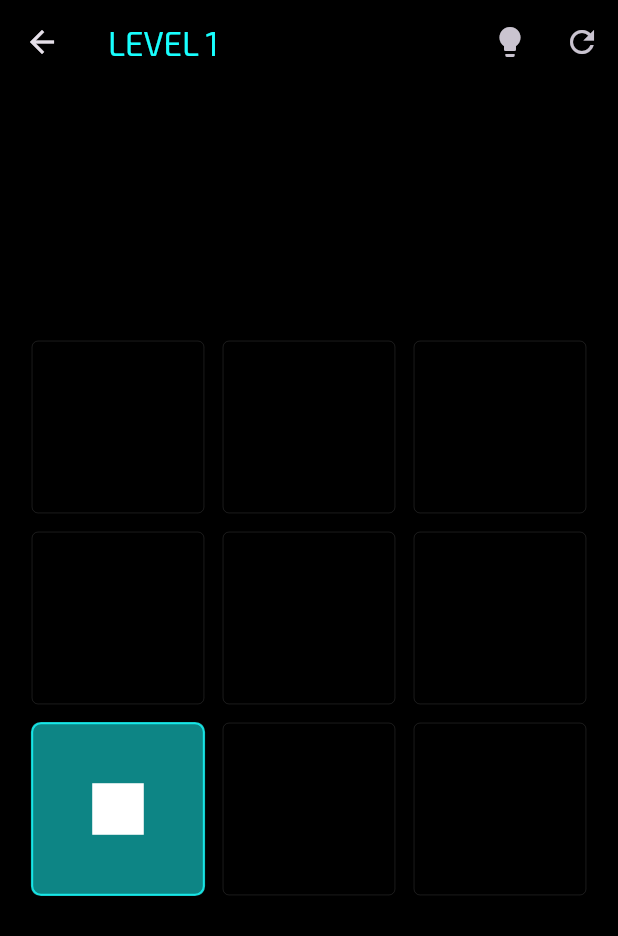
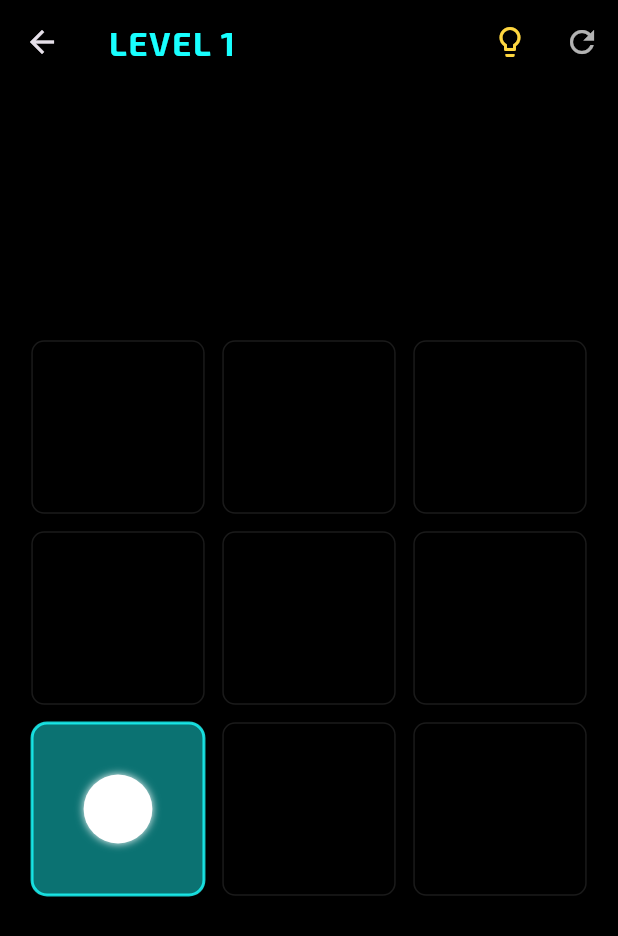
Before and after one commit to GamerArnabXYZ/Glow-Path-Puzzle, a Flutter app: the LevelSelectScreen screen opened directly, after a tap on an icon or button, on a phone screen of 412 x 824 dp. Shown: the top 936 px of the screen. Run offline on Flutter 3.47's test engine with Material 3 defaults, Android fonts, the phone set to English and light mode, and no system bars; drawn by our look-alikes of flutter_animate; our stand-ins replace google_fonts, shared_preferences; accounts and stored records are empty; statements that could not run were skipped.

Commit message:
feat: implement Portals mechanic and advanced visual polish

```diff
--- a/lib/game.dart
+++ b/lib/game.dart
@@ -30,7 +30,7 @@ class _GS extends State<GameScreen> {
 
   void _hintLogic() async {
     if(_hints<=0) return;
-    List<int>? sol = Solver.solve(_d.rows,_d.cols,_path.last,_path.toSet(),_d.gaps,(_d.rows*_d.cols)-_d.gaps.length);
+    List<int>? sol = Solver.solve(_d.rows,_d.cols,_path.last,_path.toSet(),_d.gaps,(_d.rows*_d.cols)-_d.gaps.length, _d.portals);
     if(sol!=null && sol.length > _path.length){
       setState(() { _path.add(sol[_path.length]); _hints--; GameStorage.useHint(); });
       if(_path.length==((_d.rows*_d.cols)-_d.gaps.length)) _done();
@@ -65,7 +65,10 @@ class _GS extends State<GameScreen> {
     if(_d.gaps.contains(id)) return;
     if(_path.length>1 && id==_path[_path.length-2]) { setState(()=>_path.removeLast()); return; }
     if(id==_path.last||_path.contains(id))return;
-    if(((id~/_d.cols)-(_path.last~/_d.cols)).abs()+((id%_d.cols)-(_path.last%_d.cols)).abs()==1){
+
+    // Check neighbors including portals
+    var neighbors = LevelGenerator.getNeighbors(_path.last, _d.rows, _d.cols, portals: _d.portals);
+    if(neighbors.contains(id)){
       setState((){ _path.add(id); if(_path.length==(_d.rows*_d.cols)-_d.gaps.length)_done(); });
     }
   }
@@ -87,13 +90,16 @@ class _GS extends State<GameScreen> {
 
   @override Widget build(BuildContext context) {
     return Scaffold(
-      appBar: AppBar(backgroundColor:Colors.transparent, elevation:0, title:Text(_dang?"BOSS":"LEVEL ${widget.idx+1}", style:TextStyle(color:_d.color)),
-        actions: [ IconButton(icon:const Icon(Icons.lightbulb),onPressed:_hintLogic), IconButton(icon:const Icon(Icons.refresh),onPressed:()=>setState(()=>_path=[_d.start])) ]
+      appBar: AppBar(backgroundColor:Colors.transparent, elevation:0, title:Text(_dang?"BOSS":"LEVEL ${widget.idx+1}", style:TextStyle(color:_d.color, fontWeight: FontWeight.bold, letterSpacing: 1.2)),
+        actions: [
+          IconButton(icon:const Icon(Icons.lightbulb_outline, color: Colors.amberAccent),onPressed:_hintLogic),
+          IconButton(icon:const Icon(Icons.refresh, color: Colors.white70),onPressed:()=>setState(()=>_path=[_d.start]))
+        ]
       ),
       extendBodyBehindAppBar:true,
       body:Stack(children:[
-        Container(color:Colors.black),
-        if(_trans) Center(child: Text("STAGE CLEAR!", style:GoogleFonts.orbitron(fontSize:28, color:Colors.greenAccent))),
+        Container(color:Colors.black).animate(onPlay:(c)=>c.repeat(reverse: true)).tint(color: _d.color.withOpacity(0.05), duration: 3.seconds),
+        if(_trans) Center(child: Text("STAGE CLEAR!", style:GoogleFonts.orbitron(fontSize:28, color:Colors.greenAccent, fontWeight: FontWeight.bold)).animate().scale(duration: 400.ms).fadeIn().shimmer(delay: 400.ms)),
         if(!_trans) Center(child:LayoutBuilder(builder:(c,n){_cs=min((n.maxWidth-30)/_d.cols,(n.maxHeight*0.8)/_d.rows); return GestureDetector(onPanUpdate:(d)=>_inp(d.localPosition),onTapDown:(d)=>_inp(d.localPosition),child:SizedBox(width:_cs*_d.cols,height:_cs*_d.rows,child:Stack(children:[CustomPaint(painter:GridPainter(_d,_cs), size:Size.infinite), CustomPaint(painter:PathPainter(_path,_d,_cs), size:Size.infinite)])));}))
       ])
     );
@@ -104,12 +110,12 @@ class _WinDialog extends StatelessWidget {
   final int stars; final VoidCallback next;
   const _WinDialog({required this.stars, required this.next});
   @override Widget build(BuildContext context) {
-    return Center(child: Material(color:Colors.transparent, child: Container(padding:const EdgeInsets.all(30), decoration:BoxDecoration(color:Colors.black, borderRadius:BorderRadius.circular(30), border:Border.all(color:Colors.amber)),
+    return Center(child: Material(color:Colors.transparent, child: Container(padding:const EdgeInsets.all(30), decoration:BoxDecoration(color:const Color(0xFF0A0A0A), borderRadius:BorderRadius.circular(30), border:Border.all(color:Colors.amber, width: 2), boxShadow: [BoxShadow(color: Colors.amber.withOpacity(0.2), blurRadius: 20)]),
         child: Column(mainAxisSize:MainAxisSize.min, children:[
-           const Icon(Icons.emoji_events, color:Colors.amber, size:60),
-           const SizedBox(height:20), Text("COMPLETE!", style:GoogleFonts.orbitron(color:Colors.white, fontSize:20)),
-           const SizedBox(height:20), Row(mainAxisAlignment:MainAxisAlignment.center, children: List.generate(3,(i)=>Icon(Icons.star, color:i<stars?Colors.amber:Colors.white10))),
-           const SizedBox(height:30), ElevatedButton(onPressed:next, child:const Text("NEXT LEVEL"))
+           const Icon(Icons.emoji_events, color:Colors.amber, size:70).animate().scale(duration: 600.ms, curve: Curves.elasticOut),
+           const SizedBox(height:20), Text("COMPLETE!", style:GoogleFonts.orbitron(color:Colors.white, fontSize:22, fontWeight: FontWeight.bold)),
+           const SizedBox(height:20), Row(mainAxisAlignment:MainAxisAlignment.center, children: List.generate(3,(i)=>Icon(Icons.star, size: 35, color:i<stars?Colors.amber:Colors.white10)).animate(interval: 100.ms).scale(duration: 300.ms)),
+           const SizedBox(height:30), ElevatedButton(onPressed:next, style: ElevatedButton.styleFrom(backgroundColor: Colors.amber, foregroundColor: Colors.black, padding: const EdgeInsets.symmetric(horizontal: 40, vertical: 15), shape: RoundedRectangleBorder(borderRadius: BorderRadius.circular(15))), child:Text("NEXT LEVEL", style: GoogleFonts.orbitron(fontWeight: FontWeight.bold)))
         ]))));
   }
 }
--- a/lib/logic.dart
+++ b/lib/logic.dart
@@ -4,9 +4,6 @@ import 'dart:ui';
 import 'package:flutter/material.dart';
 import 'package:shared_preferences/shared_preferences.dart';
 import 'models.dart';
-
-// ... (Keep LevelGenerator and Solver Classes EXACTLY as they passed last time) ...
-// ... (To save space I am just showing the GameStorage changes) ...
 
 class LevelGenerator {
   static LevelData generate(int levelIndex, {int stage = 0}) {
@@ -23,12 +20,9 @@ class LevelGenerator {
   }
 
   static LevelData? _tryGen(int idx, Random rng, bool isDanger) {
-    // --- (Keep your existing Grid/Difficulty logic exactly same) ---
-    // Re-pasting common logic to ensure file is complete
     int rows = 3, cols = 3;
     if(idx>=5){rows=4;cols=3;} if(idx>=9){rows=4;cols=4;} if(idx>=25){rows=5;cols=4;}
     if(idx>=40){rows=6;cols=5;} if(idx>=80){rows=6;cols=6;}
-
     if(isDanger){rows=5;cols=5;} if(isDanger&&idx>=19){rows=6;cols=6;}
 
     int maxGaps = (idx > 5) ? 1 : 0;
@@ -47,8 +41,20 @@ class LevelGenerator {
       if(g!=start && !gaps.contains(g)) { if(!_isol(g,start,rows,cols,gaps)) gaps.add(g); }
       ax++;
     }
-    if(Solver.solve(rows,cols,start,{start},gaps,total-gaps.length,rng:rng) != null) {
-      return LevelData(idx+1,rows,cols,start,color,gaps,isDanger:isDanger);
+
+    Map<int, int> portals = {};
+    if (idx >= 14 && rng.nextDouble() < 0.4) { // Start portals from Level 15
+      List<int> available = [];
+      for(int i=0; i<total; i++) if(i!=start && !gaps.contains(i)) available.add(i);
+      if(available.length >= 2) {
+        available.shuffle(rng);
+        int p1 = available[0], p2 = available[1];
+        portals[p1] = p2; portals[p2] = p1;
+      }
+    }
+
+    if(Solver.solve(rows,cols,start,{start},gaps,total-gaps.length,portals,rng:rng) != null) {
+      return LevelData(idx+1,rows,cols,start,color,gaps,portals:portals,isDanger:isDanger);
     }
     return null;
   }
@@ -57,23 +63,25 @@ class LevelGenerator {
     var neighbors = getNeighbors(s, r, c);
     return neighbors.every((n) => n == h || gaps.contains(n));
   }
-  static List<int> getNeighbors(int x, int r, int c) {
+
+  static List<int> getNeighbors(int x, int r, int c, {Map<int, int>? portals}) {
     List<int>n=[]; int R=x~/c,C=x%c;
     if(R>0)n.add((R-1)*c+C); if(R<r-1)n.add((R+1)*c+C);
     if(C>0)n.add(R*c+C-1); if(C<c-1)n.add(R*c+C+1);
+    if(portals != null && portals.containsKey(x)) n.add(portals[x]!);
     return n;
   }
 }
 
 class Solver {
-  static List<int>? solve(int r, int c, int cur, Set<int> vis, Set<int> gaps, int targetSize, {Random? rng}) {
+  static List<int>? solve(int r, int c, int cur, Set<int> vis, Set<int> gaps, int targetSize, Map<int, int> portals, {Random? rng}) {
     if(vis.length == targetSize) return vis.toList();
-    List<int> n = LevelGenerator.getNeighbors(cur, r, c);
+    List<int> n = LevelGenerator.getNeighbors(cur, r, c, portals: portals);
     if (rng != null) n.shuffle(rng);
     for(int next in n) {
       if(!vis.contains(next) && !gaps.contains(next)) {
         vis.add(next);
-        var res = solve(r,c,next,vis,gaps,targetSize,rng:rng);
+        var res = solve(r,c,next,vis,gaps,targetSize,portals,rng:rng);
         if(res!=null) return res; vis.remove(next);
       }
     }
@@ -85,15 +93,11 @@ class GameStorage {
   static const String kLvl = 'gp_18_lvl';
   static const String kStars = 'gp_18_stars';
   static const String kHints = 'gp_hint_count';
-
-  // NEW SETTINGS KEYS
   static const String kSetMusic = 'gp_set_music';
   static const String kSetSfx = 'gp_set_sfx_v2';
   static const String kSetVib = 'gp_set_vib';
 
-  static Future<int> getMaxLevel() async {
-    var p = await SharedPreferences.getInstance(); return p.getInt(kLvl) ?? 1;
-  }
+  static Future<int> getMaxLevel() async { var p = await SharedPreferences.getInstance(); return p.getInt(kLvl) ?? 1; }
   static Future<Map<String, int>> getStars() async {
     var p = await SharedPreferences.getInstance();
     String? str = p.getString(kStars); return str == null ? {} : Map<String, int>.from(jsonDecode(str));
@@ -108,7 +112,6 @@ class GameStorage {
   static Future<void> useHint() async { var p = await SharedPreferences.getInstance(); int c=p.getInt(kHints)??5; if(c>0)await p.setInt(kHints,c-1); }
   static Future<void> addHints(int a) async { var p = await SharedPreferences.getInstance(); int c=p.getInt(kHints)??5; await p.setInt(kHints, c+a); }
 
-  // --- SETTINGS LOGIC ---
   static Future<double> getMusicVol() async => (await SharedPreferences.getInstance()).getDouble(kSetMusic) ?? 1.0;
   static Future<double> getSfxVol() async => (await SharedPreferences.getInstance()).getDouble(kSetSfx) ?? 1.0;
   static Future<bool> getVibration() async => (await SharedPreferences.getInstance()).getBool(kSetVib) ?? true;
--- a/lib/models.dart
+++ b/lib/models.dart
@@ -7,6 +7,7 @@ class LevelData {
   final int start;
   final Color color;
   final Set<int> gaps;
+  final Map<int, int> portals; // id1 -> id2, id2 -> id1
   final bool isDanger;
 
   LevelData(
@@ -16,6 +17,6 @@ class LevelData {
     this.start,
     this.color,
     this.gaps,
-    {this.isDanger = false}
+    {this.portals = const {}, this.isDanger = false}
   );
 }
--- a/lib/painters.dart
+++ b/lib/painters.dart
@@ -1,5 +1,6 @@
 import 'package:flutter/material.dart';
 import 'models.dart';
+import 'dart:math' as math;
 
 class GridPainter extends CustomPainter {
   final LevelData d;
@@ -8,19 +9,44 @@ class GridPainter extends CustomPainter {
 
   @override
   void paint(Canvas c, Size z) {
-    Paint b = Paint()..style=PaintingStyle.stroke..color=Colors.white10;
-    Paint st= Paint()..style=PaintingStyle.fill..color=d.color.withOpacity(0.2);
+    Paint b = Paint()..style=PaintingStyle.stroke..color=Colors.white10..strokeWidth=1;
+    Paint st= Paint()..style=PaintingStyle.fill..color=d.color.withOpacity(0.15);
     double g = s*0.05, bx = s-g*2;
 
-    if(d.isDanger) b.color = Colors.redAccent.withOpacity(0.3);
+    if(d.isDanger) b.color = Colors.redAccent.withOpacity(0.2);
 
     for(int i=0; i<d.rows*d.cols; i++) {
       if (d.gaps.contains(i)) continue;
       double x = (i%d.cols)*s + g, y = (i~/d.cols)*s + g;
-      c.drawRRect(RRect.fromRectAndRadius(Rect.fromLTWH(x,y,bx,bx), Radius.circular(4)), b);
-      if(i==d.start) c.drawRRect(RRect.fromRectAndRadius(Rect.fromLTWH(x,y,bx,bx), Radius.circular(4)), st);
+
+      // Draw Tile Background
+      c.drawRRect(RRect.fromRectAndRadius(Rect.fromLTWH(x,y,bx,bx), const Radius.circular(8)), b);
+      if(i==d.start) {
+        c.drawRRect(RRect.fromRectAndRadius(Rect.fromLTWH(x,y,bx,bx), const Radius.circular(8)), st);
+        // Start Indicator
+        c.drawCircle(Offset(x+bx/2, y+bx/2), bx*0.1, Paint()..color=d.color.withOpacity(0.5));
+      }
+
+      // Draw Portals
+      if(d.portals.containsKey(i)) {
+        _drawPortal(c, Offset(x+bx/2, y+bx/2), bx*0.3, d.color);
+      }
     }
   }
+
+  void _drawPortal(Canvas c, Offset center, double radius, Color color) {
+    Paint p = Paint()..style=PaintingStyle.stroke..color=color.withOpacity(0.6)..strokeWidth=2;
+    c.drawCircle(center, radius, p);
+    c.drawCircle(center, radius*0.7, p..color=color.withOpacity(0.3));
+
+    // Portal "Swirl" effect
+    final swirlPaint = Paint()..color=color..style=PaintingStyle.fill;
+    for(int i=0; i<4; i++) {
+      double angle = i * (math.pi/2);
+      c.drawCircle(Offset(center.dx + math.cos(angle)*radius, center.dy + math.sin(angle)*radius), 3, swirlPaint);
+    }
+  }
+
   @override bool shouldRepaint(covariant GridPainter o)=>false;
 }
 
@@ -36,20 +62,40 @@ class PathPainter extends CustomPainter {
     double g=s*0.05, bx=s-g*2;
     Color cl=d.color;
 
-    Paint f = Paint()..style=PaintingStyle.fill..color=cl.withOpacity(0.4);
-    Paint l = Paint()..style=PaintingStyle.stroke..color=cl..strokeWidth=s*0.15..strokeCap=StrokeCap.round..strokeJoin=StrokeJoin.round;
+    Paint f = Paint()..style=PaintingStyle.fill..color=cl.withOpacity(0.35);
+    Paint l = Paint()..style=PaintingStyle.stroke..color=cl..strokeWidth=s*0.2..strokeCap=StrokeCap.round..strokeJoin=StrokeJoin.round;
+
+    // Add glow to line
+    l.maskFilter = const MaskFilter.blur(BlurStyle.solid, 2);
+
     Offset gc(int i) => Offset((i%d.cols)*s+s/2, (i~/d.cols)*s+s/2);
 
-    for(int i=0; i<p.length-1; i++) c.drawLine(gc(p[i]), gc(p[i+1]), l);
+    // Draw connections
+    for(int i=0; i<p.length-1; i++) {
+      // Don't draw line if it's a portal jump (distance > 1)
+      int cur = p[i], next = p[i+1];
+      int diff = (cur%d.cols - next%d.cols).abs() + (cur~/d.cols - next~/d.cols).abs();
+      if(diff == 1) {
+        c.drawLine(gc(cur), gc(next), l);
+      } else {
+        // Portal jump visual: small dots at entry/exit
+        c.drawCircle(gc(cur), s*0.1, Paint()..color=cl.withOpacity(0.5));
+        c.drawCircle(gc(next), s*0.1, Paint()..color=cl.withOpacity(0.5));
+      }
+    }
 
+    // Draw filled tiles
     for (int i in p) {
       double x = (i%d.cols)*s+g, y = (i~/d.cols)*s+g;
-      c.drawRRect(RRect.fromRectAndRadius(Rect.fromLTWH(x,y,bx,bx), Radius.circular(6)), f);
-      c.drawRRect(RRect.fromRectAndRadius(Rect.fromLTWH(x,y,bx,bx), Radius.circular(6)), Paint()..color=cl.withOpacity(0.8)..style=PaintingStyle.stroke..strokeWidth=1.5);
+      c.drawRRect(RRect.fromRectAndRadius(Rect.fromLTWH(x,y,bx,bx), const Radius.circular(10)), f);
+      // Border for filled tile
+      c.drawRRect(RRect.fromRectAndRadius(Rect.fromLTWH(x,y,bx,bx), const Radius.circular(10)), Paint()..color=cl.withOpacity(0.8)..style=PaintingStyle.stroke..strokeWidth=2);
     }
 
+    // Draw Head (Current Position)
     double hx = (p.last%d.cols)*s+g, hy=(p.last~/d.cols)*s+g;
-    c.drawRect(Rect.fromLTWH(hx+bx*0.35, hy+bx*0.35, bx*0.3, bx*0.3), Paint()..color=Colors.white);
+    final headPaint = Paint()..color=Colors.white..style=PaintingStyle.fill..maskFilter=const MaskFilter.blur(BlurStyle.solid, 3);
+    c.drawCircle(Offset(hx+bx/2, hy+bx/2), bx*0.2, headPaint);
   }
   @override bool shouldRepaint(covariant PathPainter o)=>true;
 }
```
Also changed, not shown: lib/menus.dart (+53 -39 lines).
